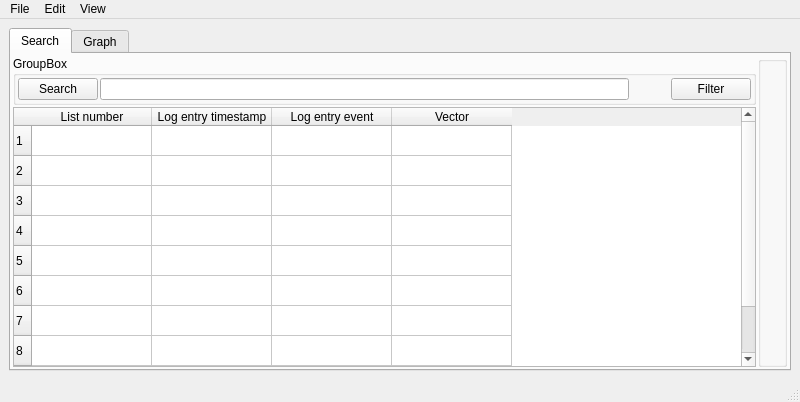
Qt form ui/MainWindow.ui (CS4311-spring-2020/pick-tool-team15-spicegirls) before a commit.
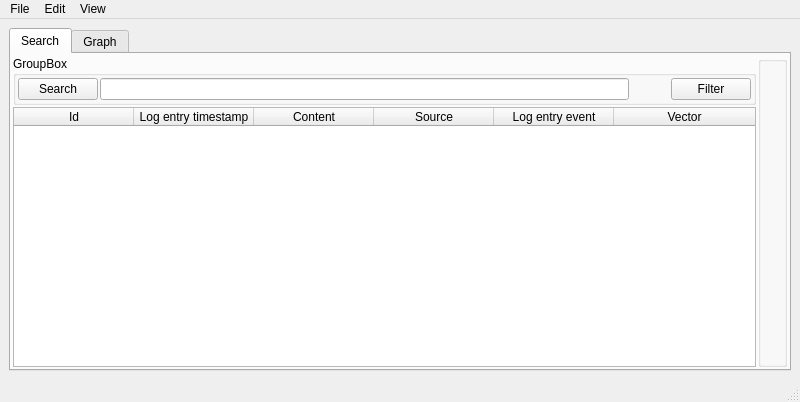
The same form after that commit. The open tabs and pages were chosen to show the change.

Patch:
```diff
--- a/ui/MainWindow.ui
+++ b/ui/MainWindow.ui
@@ -114,24 +114,17 @@
              <bool>true</bool>
             </property>
             <property name="rowCount">
-             <number>10</number>
+             <number>0</number>
             </property>
             <attribute name="horizontalHeaderDefaultSectionSize">
              <number>120</number>
             </attribute>
-            <row/>
-            <row/>
-            <row/>
-            <row/>
-            <row/>
-            <row/>
-            <row/>
-            <row/>
-            <row/>
-            <row/>
+            <attribute name="horizontalHeaderStretchLastSection">
+             <bool>true</bool>
+            </attribute>
             <column>
              <property name="text">
-              <string>List number</string>
+              <string>Id</string>
              </property>
             </column>
             <column>
@@ -139,6 +132,16 @@
               <string>Log entry timestamp</string>
              </property>
             </column>
+            <column>
+             <property name="text">
+              <string>Content</string>
+             </property>
+            </column>
+            <column>
+             <property name="text">
+              <string>Source</string>
+             </property>
+            </column>
             <column>
              <property name="text">
               <string>Log entry event</string>
```
Left out of the diff: 5 changed lines with no effect on the pictures.
